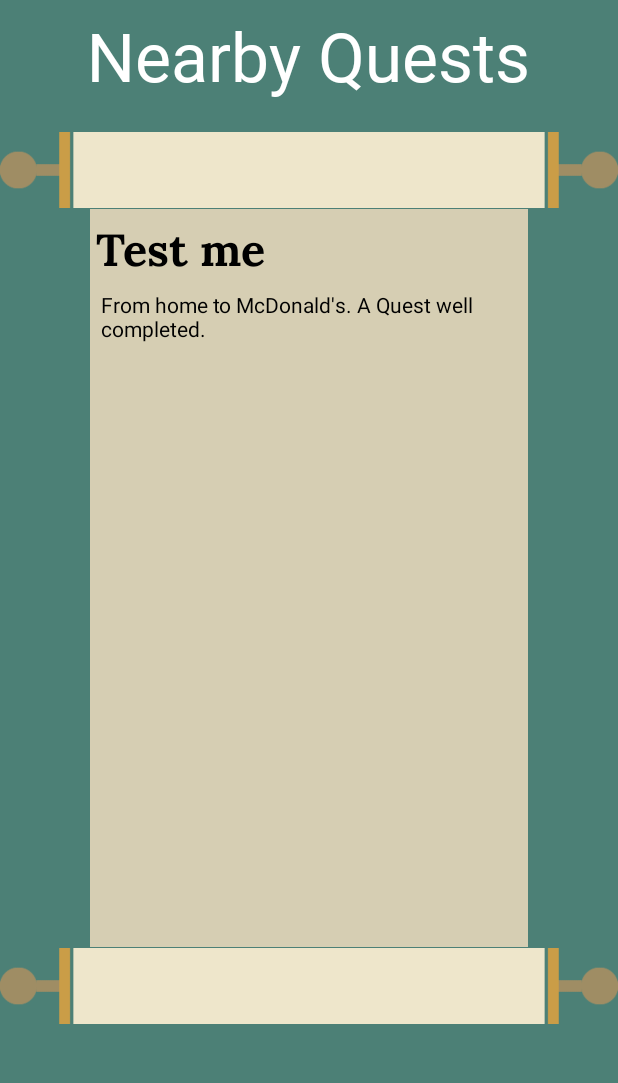
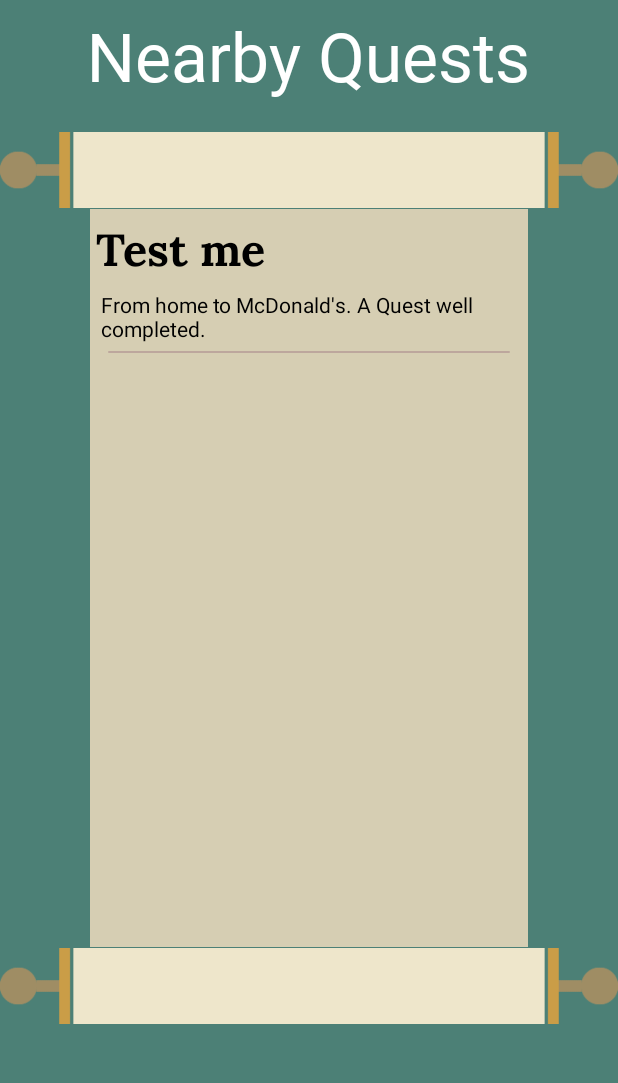
Before and after one commit to TattieMasher/HistoryHike, an Android app: the screen it shows after launch (MapsActivity), after a tap on "My Museum", on a phone screen of 412 x 824 dp, the part 121-1204 px from its top. Run offline under Robolectric (Android 15) with nearby library versions, the light colour scheme and no system bars; pictures from the network do not load.

Commit message:
Added a stylish separator between items listed in the scroll (quests and objectives). Will also be used for artefacts within the museum when the time comes.

```diff
--- /dev/null
+++ b/app/src/main/res/drawable/separator.xml
@@ -0,0 +1,5 @@
+<?xml version="1.0" encoding="utf-8"?>
+<shape xmlns:android="http://schemas.android.com/apk/res/android">
+    <solid android:color="@color/separator"></solid>
+    <corners android:radius="20dp"></corners>
+</shape>
--- a/app/src/main/res/layout/scroll_item.xml
+++ b/app/src/main/res/layout/scroll_item.xml
@@ -20,4 +20,12 @@
     android:textSize="14sp"
     android:textColor="@color/black"
     android:padding="5dp"/>
+
+    <ImageView
+        android:layout_width="match_parent"
+        android:layout_height="1.5dp"
+        android:layout_marginLeft="10dp"
+        android:layout_marginRight="10dp"
+        android:background="@drawable/separator">
+    </ImageView>
 </LinearLayout>
--- a/app/src/main/res/values/colors.xml
+++ b/app/src/main/res/values/colors.xml
@@ -5,4 +5,5 @@
     <color name="main_blue">#4C8076</color>
     <color name="scroll_background">#d6ceb3</color>
     <color name="greyText">#9E9E9E</color>
+    <color name="separator">#bda79d</color>
 </resources>
```
